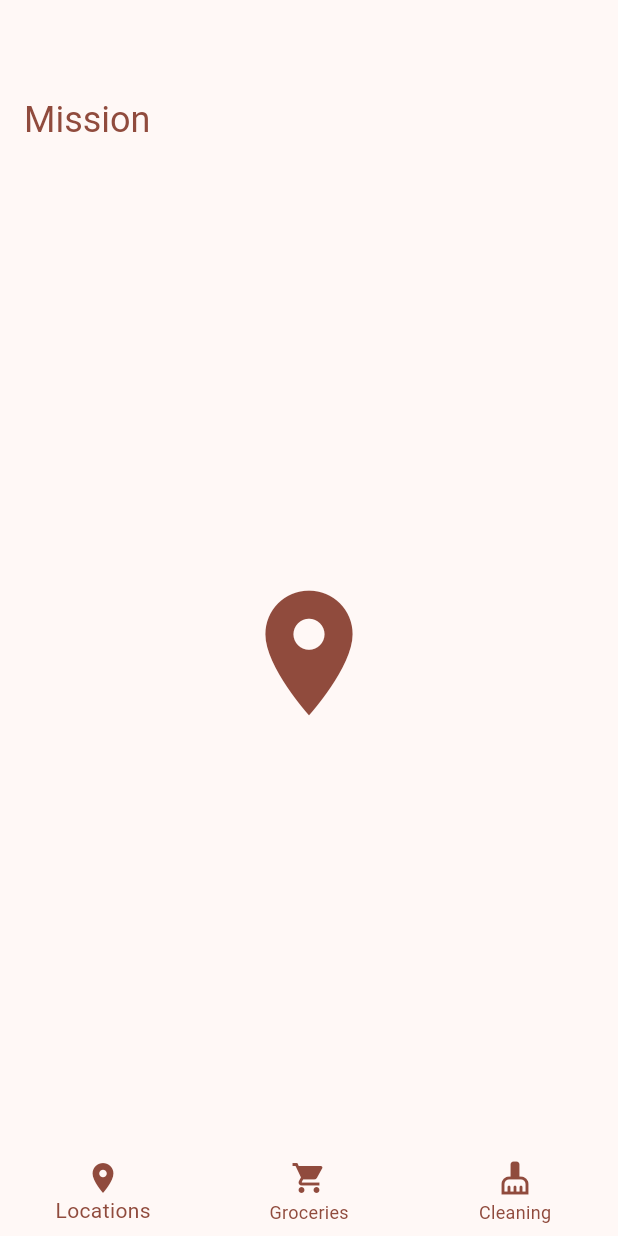
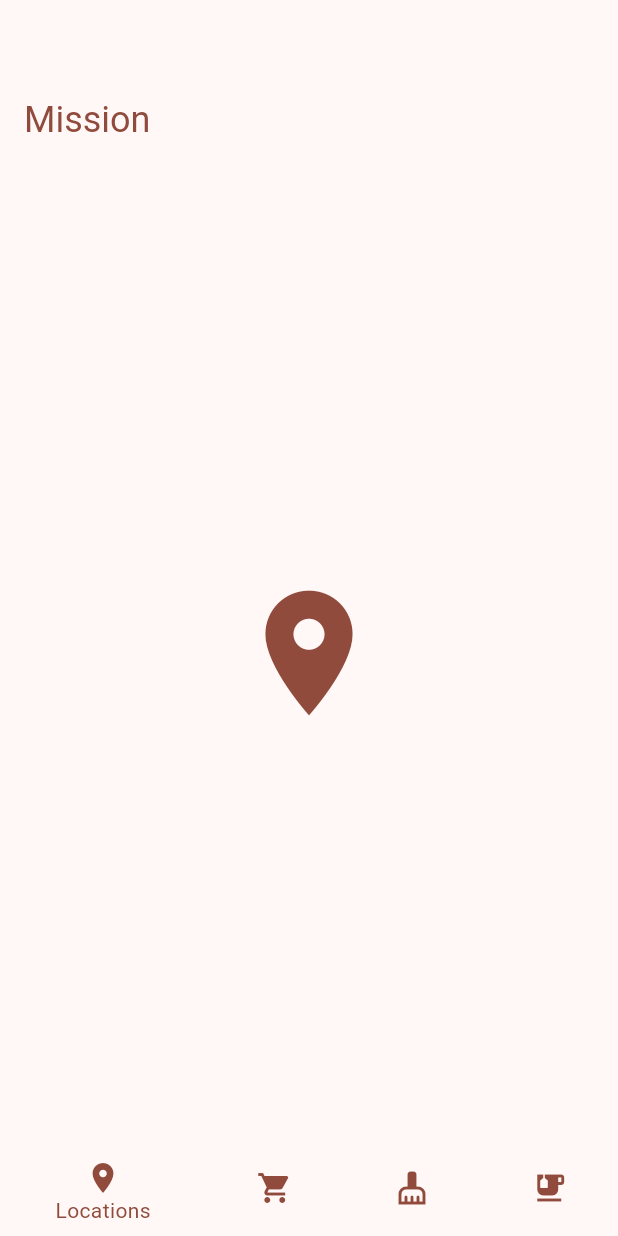
Before and after one commit to Oliver-Form/mission, a Flutter app: the screen it shows after launch, on a phone screen of 412 x 824 dp. Run offline on Flutter 3.47's test engine with Material 3 defaults, Android fonts, the phone set to English and light mode, and no system bars; Roboto replaces fonts that are missing (Georgia).

Commit message:
added dishes page

```diff
--- a/lib/main.dart
+++ b/lib/main.dart
@@ -38,6 +38,7 @@ class _MyHomePageState extends State<MyHomePage> {
     Icons.location_on,
     Icons.shopping_cart,
     Icons.cleaning_services,
+    Icons.emoji_food_beverage,
   ];
 
   void _onItemTapped(int index) {
@@ -81,6 +82,7 @@ class _MyHomePageState extends State<MyHomePage> {
           BottomNavigationBarItem(icon: Icon(Icons.location_on), label: 'Locations'),
           BottomNavigationBarItem(icon: Icon(Icons.shopping_cart), label: 'Groceries'),
           BottomNavigationBarItem(icon: Icon(Icons.cleaning_services), label: 'Cleaning'),
+          BottomNavigationBarItem(icon: Icon(Icons.emoji_food_beverage), label: 'Dishes'), // Plate-like icon
         ],
         currentIndex: _selectedIndex,
         onTap: _onItemTapped,
```
